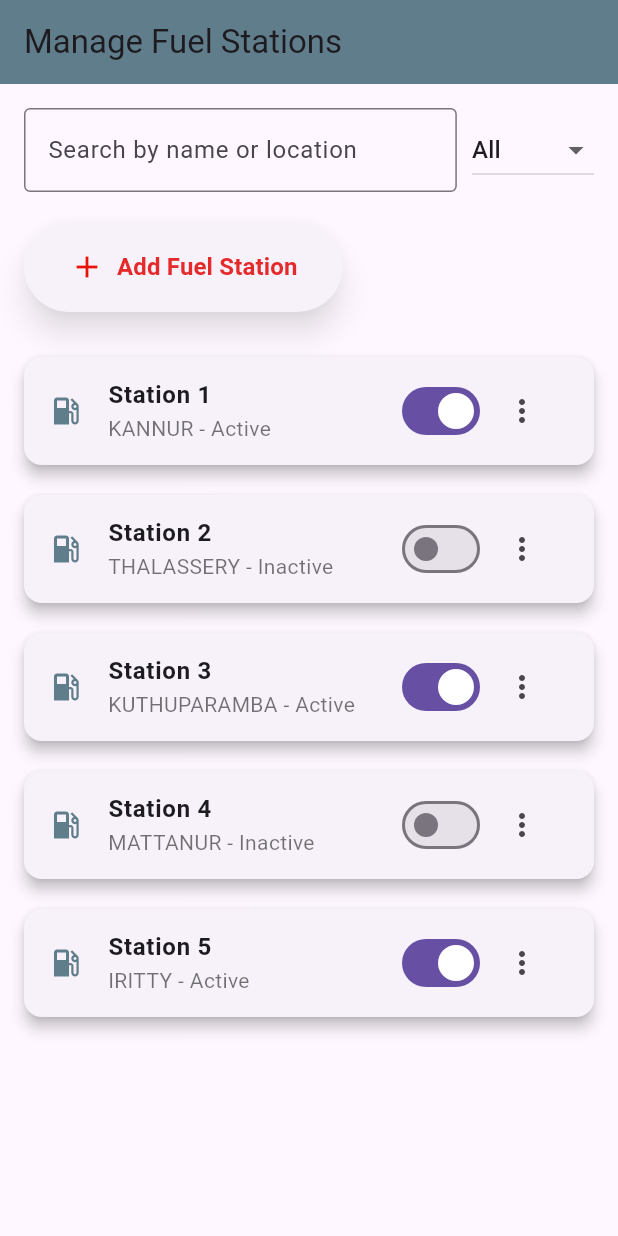
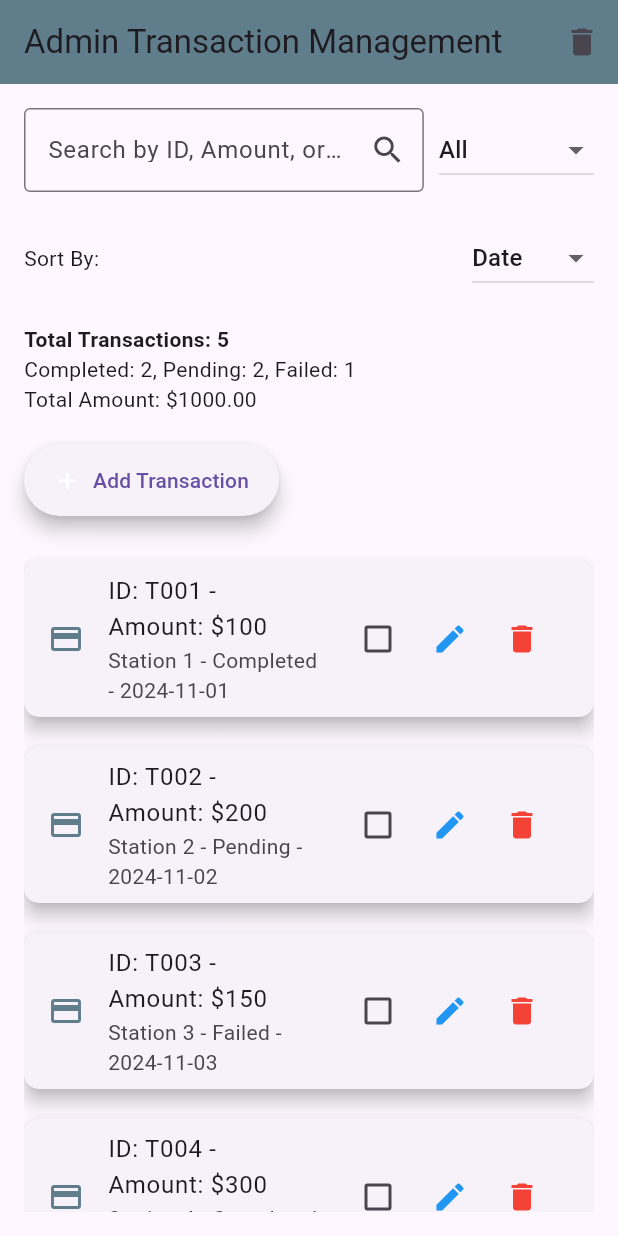
Before and after one commit to Projectmgc/emergencyrepairing, a Flutter app: the screen it shows after launch, on a phone screen of 412 x 824 dp. Run offline on Flutter 3.47's test engine with Material 3 defaults, Android fonts, the phone set to English and light mode, and no system bars.

Commit message:
TRANSACTION

```diff
--- a/lib/admin/screens/transaction.dart
+++ b/lib/admin/screens/transaction.dart
@@ -0,0 +1,523 @@
+import 'package:flutter/material.dart';
+
+class TransactionManagementPage extends StatefulWidget {
+  @override
+  _TransactionManagementPageState createState() =>
+      _TransactionManagementPageState();
+}
+
+class _TransactionManagementPageState extends State<TransactionManagementPage> {
+  List<Map<String, String>> transactions = [
+    {
+      'id': 'T001',
+      'amount': '100',
+      'status': 'Completed',
+      'station': 'Station 1',
+      'date': '2024-11-01'
+    },
+    {
+      'id': 'T002',
+      'amount': '200',
+      'status': 'Pending',
+      'station': 'Station 2',
+      'date': '2024-11-02'
+    },
+    {
+      'id': 'T003',
+      'amount': '150',
+      'status': 'Failed',
+      'station': 'Station 3',
+      'date': '2024-11-03'
+    },
+    {
+      'id': 'T004',
+      'amount': '300',
+      'status': 'Completed',
+      'station': 'Station 4',
+      'date': '2024-11-04'
+    },
+    {
+      'id': 'T005',
+      'amount': '250',
+      'status': 'Pending',
+      'station': 'Station 5',
+      'date': '2024-11-05'
+    },
+  ];
+
+  String searchQuery = '';
+  String filterStatus = 'All';
+  String sortBy = 'Date';
+  bool selectAll = false;
+  Set<int> selectedIndexes = {};
+
+  @override
+  Widget build(BuildContext context) {
+    List<Map<String, String>> filteredTransactions = _getFilteredTransactions();
+
+    return Scaffold(
+      appBar: AppBar(
+        title: Text('Admin Transaction Management'),
+        backgroundColor: Colors.blueGrey,
+        actions: [
+          IconButton(
+            icon: Icon(Icons.delete),
+            onPressed: _deleteSelectedTransactions,
+            tooltip: 'Delete Selected',
+          ),
+        ],
+      ),
+      body: Padding(
+        padding: const EdgeInsets.all(16.0),
+        child: Column(
+          crossAxisAlignment: CrossAxisAlignment.start,
+          children: [
+            _buildSearchAndFilter(),
+            SizedBox(height: 20),
+            _buildSortOptions(),
+            SizedBox(height: 20),
+            _buildTransactionStats(filteredTransactions),
+            SizedBox(height: 20),
+            _buildAddTransactionButton(),
+            SizedBox(height: 20),
+            Expanded(child: _buildTransactionList(filteredTransactions)),
+          ],
+        ),
+      ),
+    );
+  }
+
+  // Search and Filter Section
+  Widget _buildSearchAndFilter() {
+    return Row(
+      mainAxisAlignment: MainAxisAlignment.spaceBetween,
+      children: [
+        _buildSearchField(),
+        SizedBox(width: 10),
+        _buildStatusFilterDropdown(),
+      ],
+    );
+  }
+
+  // Search Field for Transaction ID, Amount, or Station
+  Widget _buildSearchField() {
+    return Expanded(
+      child: TextField(
+        onChanged: (value) {
+          setState(() {
+            searchQuery = value;
+          });
+        },
+        decoration: InputDecoration(
+          labelText: 'Search by ID, Amount, or Station',
+          border: OutlineInputBorder(),
+          suffixIcon: Icon(Icons.search),
+        ),
+      ),
+    );
+  }
+
+  // Dropdown for filtering by status
+  Widget _buildStatusFilterDropdown() {
+    return DropdownButton<String>(
+      value: filterStatus,
+      onChanged: (newStatus) {
+        setState(() {
+          filterStatus = newStatus!;
+        });
+      },
+      items: ['All', 'Completed', 'Pending', 'Failed']
+          .map<DropdownMenuItem<String>>((String value) {
+        return DropdownMenuItem<String>(
+          value: value,
+          child: Text(value),
+        );
+      }).toList(),
+    );
+  }
+
+  // Sorting Options
+  Widget _buildSortOptions() {
+    return Row(
+      mainAxisAlignment: MainAxisAlignment.spaceBetween,
+      children: [
+        Text('Sort By:'),
+        DropdownButton<String>(
+          value: sortBy,
+          onChanged: (newSortOption) {
+            setState(() {
+              sortBy = newSortOption!;
+            });
+          },
+          items: ['Date', 'Amount', 'ID']
+              .map<DropdownMenuItem<String>>((String value) {
+            return DropdownMenuItem<String>(
+              value: value,
+              child: Text(value),
+            );
+          }).toList(),
+        ),
+      ],
+    );
+  }
+
+  // Transaction Stats (Total Amount, Status Breakdown)
+  Widget _buildTransactionStats(
+      List<Map<String, String>> filteredTransactions) {
+    int completedCount =
+        filteredTransactions.where((t) => t['status'] == 'Completed').length;
+    int pendingCount =
+        filteredTransactions.where((t) => t['status'] == 'Pending').length;
+    int failedCount =
+        filteredTransactions.where((t) => t['status'] == 'Failed').length;
+    double totalAmount = filteredTransactions.fold(
+        0, (sum, t) => sum + double.parse(t['amount']!));
+
+    return Column(
+      crossAxisAlignment: CrossAxisAlignment.start,
+      children: [
+        Text('Total Transactions: ${filteredTransactions.length}',
+            style: TextStyle(fontWeight: FontWeight.bold)),
+        Text(
+            'Completed: $completedCount, Pending: $pendingCount, Failed: $failedCount'),
+        Text('Total Amount: \$${totalAmount.toStringAsFixed(2)}'),
+      ],
+    );
+  }
+
+  // Add Transaction Button
+  Widget _buildAddTransactionButton() {
+    return ElevatedButton.icon(
+      onPressed: () {
+        _showAddTransactionDialog(context);
+      },
+      icon: Icon(Icons.add, color: Colors.white),
+      label: Text('Add Transaction'),
+      style: ElevatedButton.styleFrom(
+        padding: EdgeInsets.symmetric(vertical: 14, horizontal: 20),
+        shape: RoundedRectangleBorder(borderRadius: BorderRadius.circular(30)),
+        elevation: 5,
+      ),
+    );
+  }
+
+  // List of filtered transactions
+  Widget _buildTransactionList(List<Map<String, String>> filteredTransactions) {
+    return ListView.builder(
+      itemCount: filteredTransactions.length,
+      itemBuilder: (context, index) {
+        return _transactionCard(filteredTransactions[index], index);
+      },
+    );
+  }
+
+  // Transaction Card UI
+  Widget _transactionCard(Map<String, String> transaction, int index) {
+    return Card(
+      elevation: 5,
+      margin: EdgeInsets.symmetric(vertical: 10),
+      shape: RoundedRectangleBorder(
+        borderRadius: BorderRadius.circular(10),
+      ),
+      child: ListTile(
+        leading: Icon(Icons.payment, color: Colors.blueGrey),
+        title: Text(
+            'ID: ${transaction['id']} - Amount: \$${transaction['amount']}'),
+        subtitle: Text(
+            '${transaction['station']} - ${transaction['status']} - ${transaction['date']}'),
+        trailing: Row(
+          mainAxisSize: MainAxisSize.min,
+          children: [
+            // Checkbox for selecting multiple transactions
+            Checkbox(
+              value: selectedIndexes.contains(index),
+              onChanged: (bool? value) {
+                setState(() {
+                  if (value == true) {
+                    selectedIndexes.add(index);
+                  } else {
+                    selectedIndexes.remove(index);
+                  }
+                });
+              },
+            ),
+            IconButton(
+              icon: Icon(Icons.edit, color: Colors.blue),
+              onPressed: () {
+                _showEditTransactionDialog(context, index);
+              },
+            ),
+            IconButton(
+              icon: Icon(Icons.delete, color: Colors.red),
+              onPressed: () {
+                _confirmDeleteTransaction(context, index);
+              },
+            ),
+          ],
+        ),
+        onTap: () {
+          _showTransactionDetailsDialog(transaction);
+        },
+      ),
+    );
+  }
+
+  // View Full Transaction Details
+  void _showTransactionDetailsDialog(Map<String, String> transaction) {
+    showDialog(
+      context: context,
+      builder: (BuildContext context) {
+        return AlertDialog(
+          title: Text('Transaction Details - ${transaction['id']}'),
+          content: Column(
+            crossAxisAlignment: CrossAxisAlignment.start,
+            mainAxisSize: MainAxisSize.min,
+            children: [
+              Text('Amount: \$${transaction['amount']}'),
+              Text('Status: ${transaction['status']}'),
+              Text('Station: ${transaction['station']}'),
+              Text('Date: ${transaction['date']}'),
+            ],
+          ),
+          actions: [
+            TextButton(
+                onPressed: () => Navigator.pop(context), child: Text('Close')),
+          ],
+        );
+      },
+    );
+  }
+
+  // Add Transaction Dialog
+  void _showAddTransactionDialog(BuildContext context) {
+    final _idController = TextEditingController();
+    final _amountController = TextEditingController();
+    final _stationController = TextEditingController();
+    String _status = 'Completed';
+    String _date = DateTime.now().toString().substring(0, 10);
+
+    showDialog(
+      context: context,
+      builder: (BuildContext context) {
+        return AlertDialog(
+          title: Text('Add Transaction'),
+          content: Column(
+            mainAxisSize: MainAxisSize.min,
+            children: [
+              TextField(
+                  controller: _idController,
+                  decoration: InputDecoration(labelText: 'Transaction ID')),
+              TextField(
+                  controller: _amountController,
+                  decoration: InputDecoration(labelText: 'Amount'),
+                  keyboardType: TextInputType.number),
+              TextField(
+                  controller: _stationController,
+                  decoration: InputDecoration(labelText: 'Fuel Station')),
+              DropdownButton<String>(
+                value: _status,
+                onChanged: (newStatus) {
+                  setState(() {
+                    _status = newStatus!;
+                  });
+                },
+                items: ['Completed', 'Pending', 'Failed']
+                    .map<DropdownMenuItem<String>>((String value) {
+                  return DropdownMenuItem<String>(
+                    value: value,
+                    child: Text(value),
+                  );
+                }).toList(),
+              ),
+              TextField(
+                  controller: TextEditingController(text: _date),
+                  decoration: InputDecoration(labelText: 'Date'),
+                  readOnly: true),
+            ],
+          ),
+          actions: [
+            TextButton(
+                onPressed: () => Navigator.pop(context), child: Text('Cancel')),
+            ElevatedButton(
+              onPressed: () {
+                setState(() {
+                  transactions.add({
+                    'id': _idController.text,
+                    'amount': _amountController.text,
+                    'status': _status,
+                    'station': _stationController.text,
+                    'date': _date,
+                  });
+                });
+                Navigator.pop(context);
+              },
+              child: Text('Add Transaction'),
+            ),
+          ],
+        );
+      },
+    );
+  }
+
+  // Edit Transaction Dialog
+  void _showEditTransactionDialog(BuildContext context, int index) {
+    final _idController =
+        TextEditingController(text: transactions[index]['id']);
+    final _amountController =
+        TextEditingController(text: transactions[index]['amount']);
+    final _stationController =
+        TextEditingController(text: transactions[index]['station']);
+    String _status = transactions[index]['status']!;
+    String _date = transactions[index]['date']!;
+
+    showDialog(
+      context: context,
+      builder: (BuildContext context) {
+        return AlertDialog(
+          title: Text('Edit Transaction'),
+          content: Column(
+            mainAxisSize: MainAxisSize.min,
+            children: [
+              TextField(
+                  controller: _idController,
+                  decoration: InputDecoration(labelText: 'Transaction ID')),
+              TextField(
+                  controller: _amountController,
+                  decoration: InputDecoration(labelText: 'Amount'),
+                  keyboardType: TextInputType.number),
+              TextField(
+                  controller: _stationController,
+                  decoration: InputDecoration(labelText: 'Fuel Station')),
+              DropdownButton<String>(
+                value: _status,
+                onChanged: (newStatus) {
+                  setState(() {
+                    _status = newStatus!;
+                  });
+                },
+                items: ['Completed', 'Pending', 'Failed']
+                    .map<DropdownMenuItem<String>>((String value) {
+                  return DropdownMenuItem<String>(
+                    value: value,
+                    child: Text(value),
+                  );
+                }).toList(),
+              ),
+              TextField(
+                  controller: TextEditingController(text: _date),
+                  decoration: InputDecoration(labelText: 'Date'),
+                  readOnly: true),
+            ],
+          ),
+          actions: [
+            TextButton(
+                onPressed: () => Navigator.pop(context), child: Text('Cancel')),
+            ElevatedButton(
+              onPressed: () {
+                setState(() {
+                  transactions[index] = {
+                    'id': _idController.text,
+                    'amount': _amountController.text,
+                    'status': _status,
+                    'station': _stationController.text,
+                    'date': _date,
+                  };
+                });
+                Navigator.pop(context);
+              },
+              child: Text('Save Changes'),
+            ),
+          ],
+        );
+      },
+    );
+  }
+
+  // Confirm Delete Transaction
+  void _confirmDeleteTransaction(BuildContext context, int index) {
+    showDialog(
+      context: context,
+      builder: (BuildContext context) {
+        return AlertDialog(
+          title: Text('Delete Transaction'),
+          content: Text(
+              'Are you sure you want to delete transaction ${transactions[index]['id']}?'),
+          actions: [
+            TextButton(
+                onPressed: () => Navigator.pop(context), child: Text('Cancel')),
+            ElevatedButton(
+              onPressed: () {
+                setState(() {
+                  transactions.removeAt(index);
+                });
+                Navigator.pop(context);
+              },
+              child: Text('Delete'),
+            ),
+          ],
+        );
+      },
+    );
+  }
+
+  // Delete Selected Transactions
+  void _deleteSelectedTransactions() {
+    showDialog(
+      context: context,
+      builder: (BuildContext context) {
+        return AlertDialog(
+          title: Text('Delete Selected Transactions'),
+          content: Text(
+              'Are you sure you want to delete ${selectedIndexes.length} selected transactions?'),
+          actions: [
+            TextButton(
+                onPressed: () => Navigator.pop(context), child: Text('Cancel')),
+            ElevatedButton(
+              onPressed: () {
+                setState(() {
+                  selectedIndexes.toList().sort((a, b) => b.compareTo(
+                      a)); // Sort in reverse order to delete from the end
+                  for (int index in selectedIndexes) {
+                    transactions.removeAt(index);
+                  }
+                  selectedIndexes.clear();
+                });
+                Navigator.pop(context);
+              },
+              child: Text('Delete'),
+            ),
+          ],
+        );
+      },
+    );
+  }
+
+  // Filter transactions based on search query and status filter
+  List<Map<String, String>> _getFilteredTransactions() {
+    return transactions.where((transaction) {
+      return transaction['id']!
+              .toLowerCase()
+              .contains(searchQuery.toLowerCase()) ||
+          transaction['amount']!
+              .toLowerCase()
+              .contains(searchQuery.toLowerCase()) ||
+          transaction['station']!
+              .toLowerCase()
+              .contains(searchQuery.toLowerCase());
+    }).where((transaction) {
+      return filterStatus == 'All' || transaction['status'] == filterStatus;
+    }).toList()
+      ..sort((a, b) {
+        switch (sortBy) {
+          case 'Amount':
+            return double.parse(a['amount']!)
+                .compareTo(double.parse(b['amount']!));
+          case 'ID':
+            return a['id']!.compareTo(b['id']!);
+          case 'Date':
+          default:
+            return a['date']!.compareTo(b['date']!);
+        }
+      });
+  }
+}
--- a/lib/main.dart
+++ b/lib/main.dart
@@ -3,9 +3,10 @@ import 'package:flutter_application_1/admin/manage_users.dart';
 import 'package:flutter_application_1/admin/screens/admin_home.dart';
 import 'package:flutter_application_1/admin/screens/manage_fuel.dart';
 import 'package:flutter_application_1/admin/screens/manage_mecahnics.dart';
+import 'package:flutter_application_1/admin/screens/transaction.dart';
 import 'package:flutter_application_1/user/screens/introduction.dart';
 
 void main() {
   runApp(MaterialApp(
-      debugShowCheckedModeBanner: false, home: ManageFuelStation()));
+      debugShowCheckedModeBanner: false, home: TransactionManagementPage()));
 }
```
